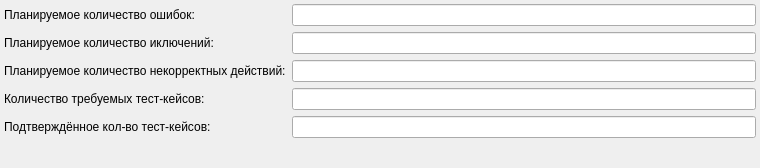
YuliaLee/yuliya, file projectpassportdialog.ui: the form before one commit.
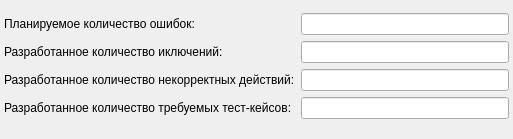
The form after the commit.

Commit message: 1) переведены все названия 2) паспорт проекта заполняется автоматически, за исключением эталонного количества ошибок 3) Метрика восстанавливаемости вычисляется по категории "Restorability Test" 4) В метрику "Коэффициент отказов" добавлены критерии "Срочно" и "Немедлено"

```diff
--- a/projectpassportdialog.ui
+++ b/projectpassportdialog.ui
@@ -6,8 +6,8 @@
    <rect>
     <x>0</x>
     <y>0</y>
-    <width>760</width>
-    <height>168</height>
+    <width>513</width>
+    <height>139</height>
    </rect>
   </property>
   <property name="maximumSize">
@@ -32,55 +32,52 @@
    <property name="bottomMargin">
     <number>4</number>
    </property>
-   <item row="0" column="0">
-    <widget class="QLabel" name="label">
-     <property name="text">
-      <string>Планируемое количество ошибок:</string>
-     </property>
-    </widget>
-   </item>
-   <item row="0" column="1">
-    <widget class="QLineEdit" name="_editReferenceNumberOfErrors"/>
-   </item>
    <item row="1" column="0">
+    <widget class="Line" name="line">
+     <property name="orientation">
+      <enum>Qt::Horizontal</enum>
+     </property>
+    </widget>
+   </item>
+   <item row="4" column="0">
     <widget class="QLabel" name="label_3">
      <property name="text">
-      <string>Планируемое количество иключений:</string>
+      <string>Разработанное количество иключений:</string>
      </property>
     </widget>
    </item>
-   <item row="1" column="1">
+   <item row="4" column="1">
     <widget class="QLineEdit" name="_editExceptions"/>
    </item>
-   <item row="3" column="0">
+   <item row="5" column="0">
     <widget class="QLabel" name="label_4">
      <property name="text">
-      <string>Планируемое количество некорректных действий:</string>
+      <string>Разработанное количество некорректных действий:</string>
      </property>
     </widget>
    </item>
-   <item row="3" column="1">
+   <item row="5" column="1">
     <widget class="QLineEdit" name="_editIncorrectActions"/>
    </item>
-   <item row="4" column="0">
+   <item row="6" column="0">
     <widget class="QLabel" name="label_6">
      <property name="text">
-      <string>Количество требуемых тест-кейсов:</string>
+      <string>Разработанное количество требуемых тест-кейсов:</string>
      </property>
     </widget>
    </item>
-   <item row="4" column="1">
+   <item row="6" column="1">
     <widget class="QLineEdit" name="_editNeedTestCase"/>
    </item>
-   <item row="5" column="0">
-    <widget class="QLabel" name="label_7">
+   <item row="3" column="0">
+    <widget class="QLabel" name="label">
      <property name="text">
-      <string>Подтверждённое кол-во тест-кейсов:</string>
+      <string>Планируемое количество ошибок:</string>
      </property>
     </widget>
    </item>
-   <item row="5" column="1">
-    <widget class="QLineEdit" name="_editCreatedTestCase"/>
+   <item row="3" column="1">
+    <widget class="QLineEdit" name="_editReferenceNumberOfErrors"/>
    </item>
   </layout>
  </widget>
```
The commit also changes 7 other files.
